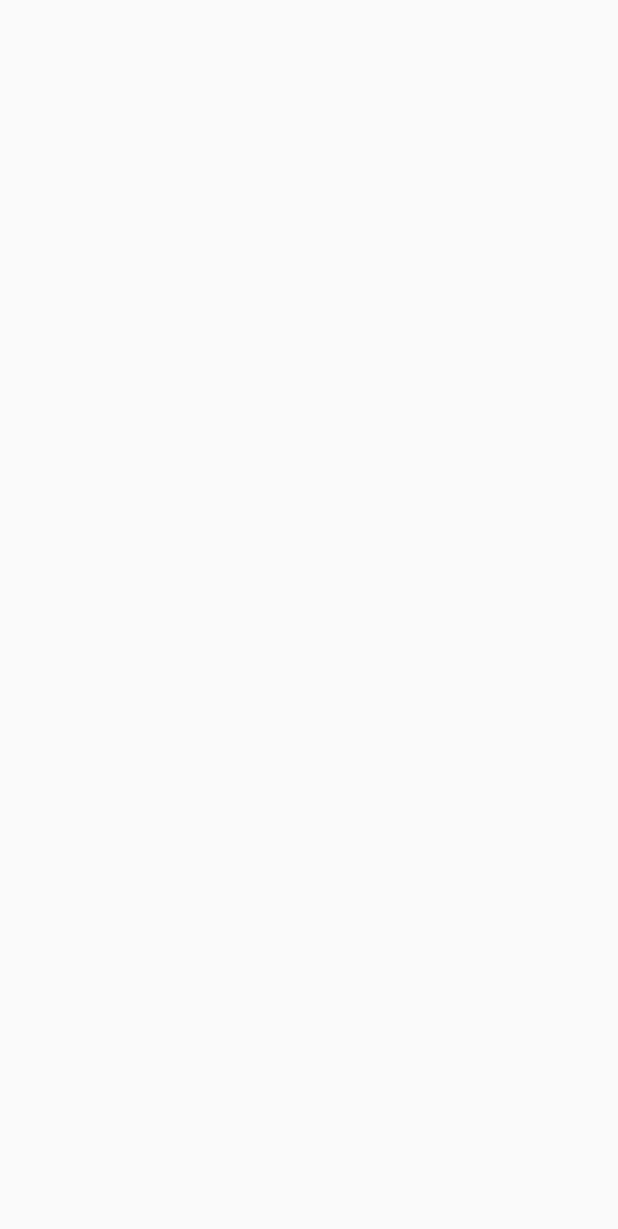
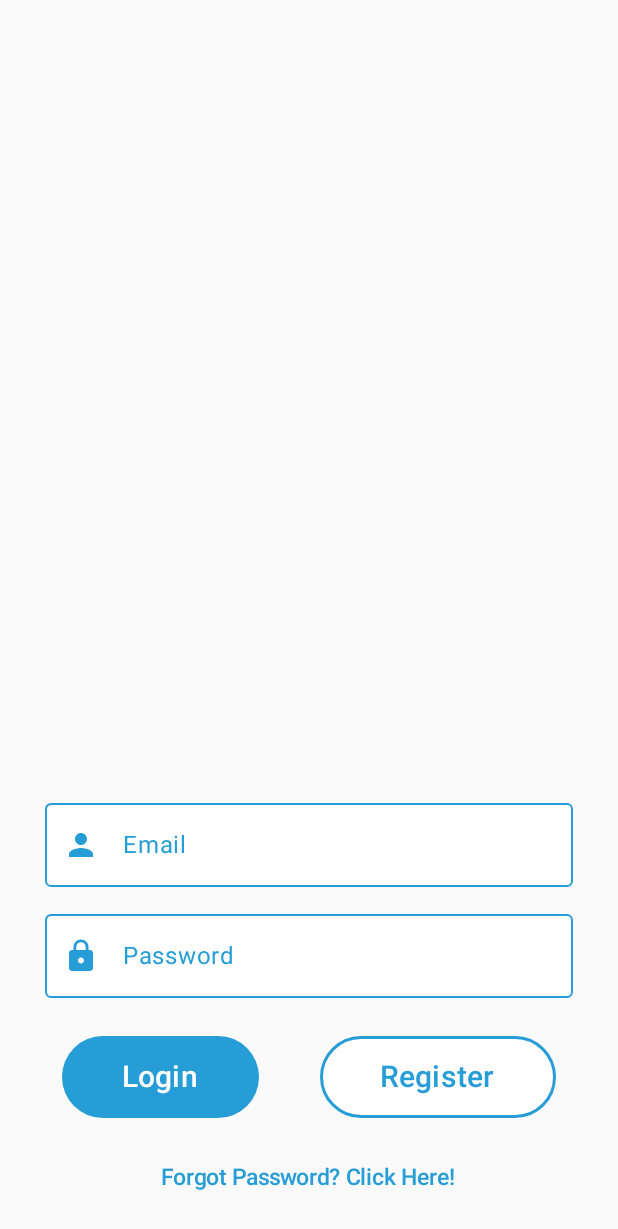
Before and after one commit to lbronn/Thrombolaize-Mobile-App, an Android app built with Jetpack Compose: the screen it shows after launch (Thrombolaize), on a phone screen of 412 x 824 dp. Before the commit the part shown is empty. Shown: the top 1229 px of the screen. Run offline under Robolectric (Android 15) with nearby library versions, the phone set to English and light mode, and no system bars; our stand-ins replace Firebase (no records; nobody signed in at launch, a user with empty details on screens opened directly).

Commit message:
Implemented the authentication (Login and Registration) feature for this application. Additional features with Firebase implementation (such as Password Change thru Email Verification) will be added on the next commit version.

```diff
--- a/app/src/main/java/com/example/thrombolaize/routes/MainNavHost.kt
+++ b/app/src/main/java/com/example/thrombolaize/routes/MainNavHost.kt
@@ -1,9 +1,38 @@
 package com.example.thrombolaize.routes
 
 import androidx.compose.runtime.Composable
-import androidx.navigation.NavController
+import androidx.navigation.NavHostController
+import androidx.navigation.compose.NavHost
+import androidx.navigation.compose.composable
+import com.example.thrombolaize.view.Login
+import com.example.thrombolaize.view.Register
 
 @Composable
-fun MainNavHost(navController: NavController) {
+fun MainNavHost(navController: NavHostController) {
+    NavHost(navController = navController, startDestination = Screens.Login.route) {
+        composable(Screens.Login.route) {
+            Login(
+                loginSuccess = {
+                    navController.navigate(Screens.Home.route) {
+                        popUpTo(navController.graph.startDestinationId) {
+                            inclusive = true
+                        }
+                    }
+                },
+                navController = navController
+            )
+        }
 
+        composable(Screens.Register.route) {
+            Register(
+                registerSuccess = {
+                    navController.navigate(Screens.Home.route) {
+                        popUpTo(navController.graph.startDestinationId) {
+                            inclusive = true
+                        }
+                    }
+                }
+            )
+        }
+    }
 }
--- a/app/src/main/java/com/example/thrombolaize/ui/theme/Color.kt
+++ b/app/src/main/java/com/example/thrombolaize/ui/theme/Color.kt
@@ -9,3 +9,5 @@ val Pink80 = Color(0xFFEFB8C8)
 val Purple40 = Color(0xFF6650a4)
 val PurpleGrey40 = Color(0xFF625b71)
 val Pink40 = Color(0xFF7D5260)
+val White = Color(0xFFFFFFFF)
+val SteelBlue =  Color(0xFF279dd7)
--- a/app/src/main/java/com/example/thrombolaize/ui/theme/Theme.kt
+++ b/app/src/main/java/com/example/thrombolaize/ui/theme/Theme.kt
@@ -9,16 +9,21 @@ import androidx.compose.material3.dynamicDarkColorScheme
 import androidx.compose.material3.dynamicLightColorScheme
 import androidx.compose.material3.lightColorScheme
 import androidx.compose.runtime.Composable
+import androidx.compose.runtime.SideEffect
+import androidx.compose.ui.graphics.toArgb
 import androidx.compose.ui.platform.LocalContext
+import androidx.compose.ui.platform.LocalView
+import androidx.core.view.WindowCompat
 
 private val DarkColorScheme = darkColorScheme(
-    primary = Purple80,
+    primary = SteelBlue,
     secondary = PurpleGrey80,
     tertiary = Pink80
 )
 
 private val LightColorScheme = lightColorScheme(
-    primary = Purple40,
+    primary = White,
+    background = White,
     secondary = PurpleGrey40,
     tertiary = Pink40
 
@@ -50,6 +55,15 @@ fun ThrombolaizeTheme(
         else -> LightColorScheme
     }
 
+    val view = LocalView.current
+    if(!view.isInEditMode) {
+        SideEffect {
+            val window = (view.context as Activity).window
+            window.statusBarColor = SteelBlue.toArgb()
+            WindowCompat.getInsetsController(window, view).isAppearanceLightStatusBars = darkTheme
+        }
+    }
+
     MaterialTheme(
         colorScheme = colorScheme,
         typography = Typography,
--- /dev/null
+++ b/app/src/main/java/com/example/thrombolaize/view/Home.kt
@@ -0,0 +1 @@
+package com.example.thrombolaize.view
--- /dev/null
+++ b/app/src/main/java/com/example/thrombolaize/view/Login.kt
@@ -0,0 +1,199 @@
+package com.example.thrombolaize.view
+
+import android.widget.Toast
+import androidx.compose.foundation.BorderStroke
+import androidx.compose.foundation.Image
+import androidx.compose.foundation.layout.Arrangement
+import androidx.compose.foundation.layout.Column
+import androidx.compose.foundation.layout.PaddingValues
+import androidx.compose.foundation.layout.Row
+import androidx.compose.foundation.layout.fillMaxSize
+import androidx.compose.foundation.layout.fillMaxWidth
+import androidx.compose.foundation.layout.padding
+import androidx.compose.material.icons.Icons
+import androidx.compose.material.icons.filled.Lock
+import androidx.compose.material.icons.filled.Person
+import androidx.compose.material3.Button
+import androidx.compose.material3.ButtonDefaults
+import androidx.compose.material3.Icon
+import androidx.compose.material3.OutlinedTextField
+import androidx.compose.material3.OutlinedTextFieldDefaults
+import androidx.compose.material3.Text
+import androidx.compose.runtime.Composable
+import androidx.compose.runtime.getValue
+import androidx.compose.runtime.mutableStateOf
+import androidx.compose.runtime.remember
+import androidx.compose.runtime.setValue
+import androidx.compose.ui.Alignment
+import androidx.compose.ui.Modifier
+import androidx.compose.ui.graphics.Color
+import androidx.compose.ui.platform.LocalContext
+import androidx.compose.ui.res.painterResource
+import androidx.compose.ui.text.input.PasswordVisualTransformation
+import androidx.compose.ui.text.input.VisualTransformation
+import androidx.compose.ui.unit.dp
+import androidx.compose.ui.unit.sp
+import androidx.lifecycle.viewmodel.compose.viewModel
+import androidx.navigation.NavController
+import com.example.thrombolaize.R
+import com.example.thrombolaize.routes.Screens
+import com.example.thrombolaize.ui.theme.SteelBlue
+import com.example.thrombolaize.ui.theme.White
+import com.example.thrombolaize.viewmodel.LoginViewModel
+
+@Composable
+fun Login(loginSuccess: () -> Unit, loginViewModel: LoginViewModel = viewModel(), navController: NavController) {
+    val context = LocalContext.current.applicationContext
+    var email by remember {
+        mutableStateOf("")
+    }
+    var password by remember {
+        mutableStateOf("")
+    }
+    var passwordEntered by remember {
+        mutableStateOf(false)
+    }
+
+//    Column(
+//        horizontalAlignment = Alignment.CenterHorizontally,
+//        verticalArrangement = Arrangement.SpaceBetween,
+//        modifier = Modifier.fillMaxSize()
+//    ) {
+//        Image(
+//            painter = painterResource(id = R.drawable.login_light_icon),
+//            contentDescription = "login image",
+//            modifier = Modifier
+//                .fillMaxWidth()
+//                .padding(top = 100.dp)
+//        )
+//    }
+
+    Column(
+        horizontalAlignment = Alignment.CenterHorizontally,
+        verticalArrangement = Arrangement.Bottom,
+        modifier = Modifier.fillMaxSize()
+    ) {
+        OutlinedTextField(
+            value = email,
+            onValueChange = {
+                email = it
+            },
+            label = {
+                Text(text = "Email")
+            },
+            leadingIcon = {
+                Icon(
+                    imageVector = Icons.Default.Person,
+                    contentDescription = "email icon"
+                )
+            },
+            colors = OutlinedTextFieldDefaults.colors(
+                focusedContainerColor = Color.White,
+                unfocusedContainerColor = Color.White,
+                focusedBorderColor = SteelBlue,
+                unfocusedBorderColor = SteelBlue,
+                focusedLeadingIconColor = SteelBlue,
+                unfocusedLeadingIconColor = SteelBlue,
+                focusedLabelColor = SteelBlue,
+                unfocusedLabelColor = SteelBlue,
+                unfocusedPlaceholderColor = Color.Gray,
+                focusedTextColor = Color.Black
+            ),
+            modifier = Modifier
+                .fillMaxWidth()
+                .padding(start = 30.dp, end = 30.dp, bottom = 10.dp)
+        )
+
+        OutlinedTextField(
+            value = password,
+            onValueChange = {
+                password = it
+                passwordEntered = true
+            },
+            label = {
+                Text(text = "Password")
+            },
+            leadingIcon = {
+                Icon(
+                    imageVector = Icons.Default.Lock,
+                    contentDescription = "password icon"
+                )
+            },
+            colors = OutlinedTextFieldDefaults.colors(
+                focusedContainerColor = Color.White,
+                unfocusedContainerColor = Color.White,
+                focusedBorderColor = SteelBlue,
+                unfocusedBorderColor = SteelBlue,
+                focusedLeadingIconColor = SteelBlue,
+                unfocusedLeadingIconColor = SteelBlue,
+                focusedLabelColor = SteelBlue,
+                unfocusedLabelColor = SteelBlue,
+                unfocusedPlaceholderColor = Color.Gray,
+                focusedTextColor = Color.Black
+            ),
+            modifier = Modifier
+                .fillMaxWidth()
+                .padding(start = 30.dp, end = 30.dp, bottom = 10.dp),
+            visualTransformation = if(!passwordEntered) VisualTransformation.None else PasswordVisualTransformation()
+        )
+
+        Row(
+            modifier = Modifier
+                .fillMaxWidth(),
+            horizontalArrangement = Arrangement.SpaceEvenly
+        ) {
+            Button(
+                onClick = {
+                    loginViewModel.loginUser(email, password) { success ->
+                        if (success) {
+                            Toast.makeText(context, "Login Successful!", Toast.LENGTH_SHORT).show()
+                            loginSuccess()
+                        } else {
+                            Toast.makeText(context, "Invalid Credentials!", Toast.LENGTH_SHORT).show()
+                        }
+                    }
+                },
+                colors = ButtonDefaults.buttonColors(SteelBlue),
+                contentPadding = PaddingValues(start = 40.dp, end = 40.dp, top = 15.dp, bottom = 15.dp),
+                modifier = Modifier.padding(15.dp)
+            ) {
+                Text(
+                    text = "Login",
+                    fontSize = 20.sp,
+                    color = Color.White
+                )
+            }
+
+            Button(
+                onClick = {
+                    navController.navigate(Screens.Register.route)
+                },
+                colors = ButtonDefaults.buttonColors(White),
+                border = BorderStroke(2.dp, SteelBlue),
+                contentPadding = PaddingValues(start = 40.dp, end = 40.dp, top = 15.dp, bottom = 15.dp),
+                modifier = Modifier.padding(top = 15.dp, end = 15.dp)
+            ) {
+                Text(
+                    text = "Register",
+                    fontSize = 20.sp,
+                    color = SteelBlue
+                )
+            }
+        }
+
+        Button(
+            onClick = {
+                Toast.makeText(context, "Clicked", Toast.LENGTH_SHORT).show()
+            },
+            colors = ButtonDefaults.buttonColors(Color.Transparent),
+            modifier = Modifier
+                .padding(bottom = 15.dp)
+        ) {
+            Text(
+                text = "Forgot Password? Click Here!",
+                fontSize = 15.sp,
+                color = SteelBlue
+            )
+        }
+    }
+}
```
Also changed, not shown: app/src/main/java/com/example/thrombolaize/model/User.kt (added, +7 -0 lines), app/src/main/java/com/example/thrombolaize/view/Register.kt (added, +189 -0 lines), app/src/main/java/com/example/thrombolaize/viewmodel/LoginViewModel.kt (added, +97 -0 lines).
